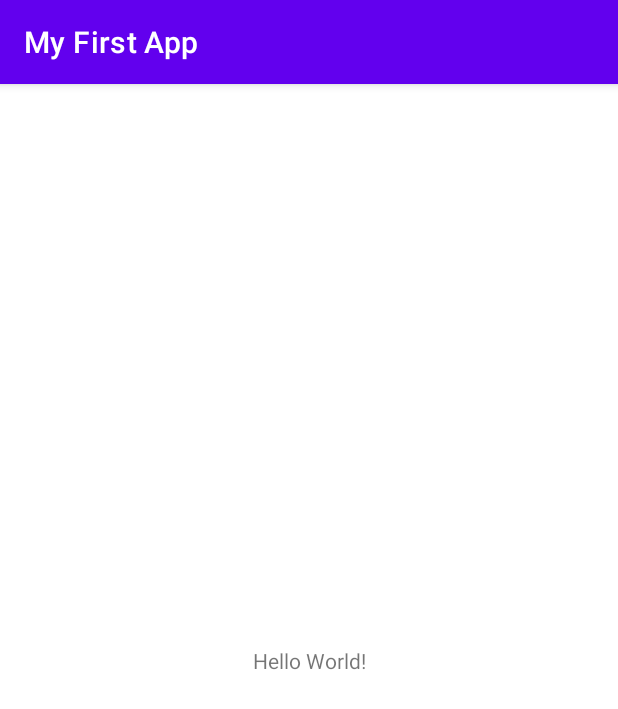
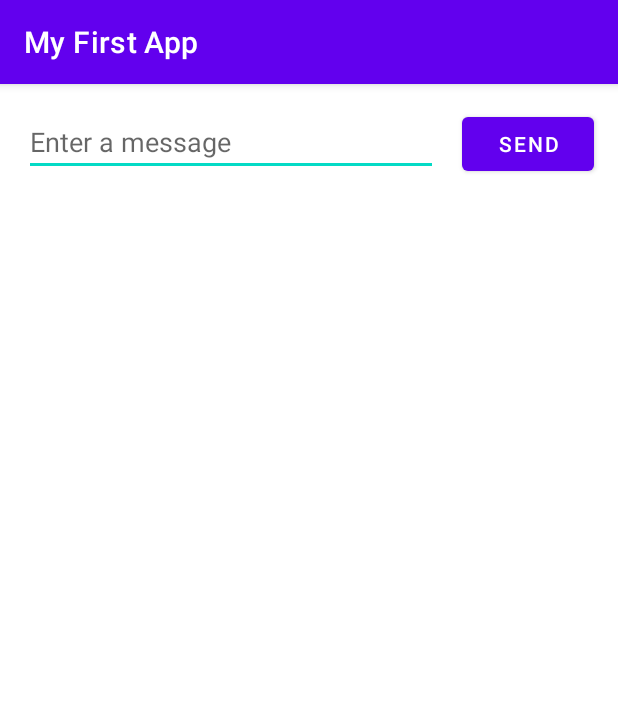
Before and after one commit to AdamAevi/Learning-Android-Dev, an Android app: the screen it shows after launch (MainActivity), on a phone screen of 412 x 824 dp. Shown: the top 709 px of the screen. Run offline under Robolectric (Android 15) with nearby library versions, the phone set to English and light mode, and no system bars.

Commit message:
Updates to initial app to add a text box and Send button - currently does nothing, but looks cool

```diff
--- a/My-First-App/app/src/main/java/com/example/myfirstapp/MainActivity.java
+++ b/My-First-App/app/src/main/java/com/example/myfirstapp/MainActivity.java
@@ -3,6 +3,7 @@ package com.example.myfirstapp;
 import androidx.appcompat.app.AppCompatActivity;
 
 import android.os.Bundle;
+import android.view.View;
 
 public class MainActivity extends AppCompatActivity {
 
@@ -11,4 +12,9 @@ public class MainActivity extends AppCompatActivity {
         super.onCreate(savedInstanceState);
         setContentView(R.layout.activity_main);
     }
+
+    /** Called when the user taps the Send button */
+    public void sendMessage(View view) {
+        // Do something in response to button
+    }
 }
--- a/My-First-App/app/src/main/res/layout/activity_main.xml
+++ b/My-First-App/app/src/main/res/layout/activity_main.xml
@@ -1,18 +1,36 @@
 <?xml version="1.0" encoding="utf-8"?>
-<androidx.constraintlayout.widget.ConstraintLayout xmlns:android="http://schemas.android.com/apk/res/android"
+<androidx.constraintlayout.widget.ConstraintLayout
+    xmlns:android="http://schemas.android.com/apk/res/android"
     xmlns:app="http://schemas.android.com/apk/res-auto"
     xmlns:tools="http://schemas.android.com/tools"
     android:layout_width="match_parent"
     android:layout_height="match_parent"
-    tools:context=".MainActivity">
+    tools:context="com.example.myfirstapp.MainActivity">
 
-    <TextView
+    <EditText
+        android:id="@+id/editText"
+        android:layout_width="0dp"
+        android:layout_height="wrap_content"
+        android:layout_marginStart="16dp"
+        android:layout_marginLeft="16dp"
+        android:layout_marginTop="16dp"
+        android:ems="10"
+        android:hint="@string/edit_message"
+        android:inputType="textPersonName"
+        app:layout_constraintEnd_toStartOf="@+id/button"
+        app:layout_constraintHorizontal_bias="0.5"
+        app:layout_constraintStart_toStartOf="parent"
+        app:layout_constraintTop_toTopOf="parent" />
+
+    <Button
+        android:id="@+id/button"
         android:layout_width="wrap_content"
         android:layout_height="wrap_content"
-        android:text="Hello World!"
-        app:layout_constraintBottom_toBottomOf="parent"
-        app:layout_constraintLeft_toLeftOf="parent"
-        app:layout_constraintRight_toRightOf="parent"
-        app:layout_constraintTop_toTopOf="parent" />
-
+        android:layout_marginEnd="16dp"
+        android:layout_marginStart="16dp"
+        android:text="@string/button_send"
+        app:layout_constraintBaseline_toBaselineOf="@+id/editText"
+        app:layout_constraintEnd_toEndOf="parent"
+        app:layout_constraintHorizontal_bias="0.5"
+        app:layout_constraintStart_toEndOf="@+id/editText" />
 </androidx.constraintlayout.widget.ConstraintLayout>
--- a/My-First-App/app/src/main/res/values/strings.xml
+++ b/My-First-App/app/src/main/res/values/strings.xml
@@ -1,3 +1,5 @@
 <resources>
     <string name="app_name">My First App</string>
+    <string name="edit_message">Enter a message</string>
+    <string name="button_send">Send</string>
 </resources>
```
